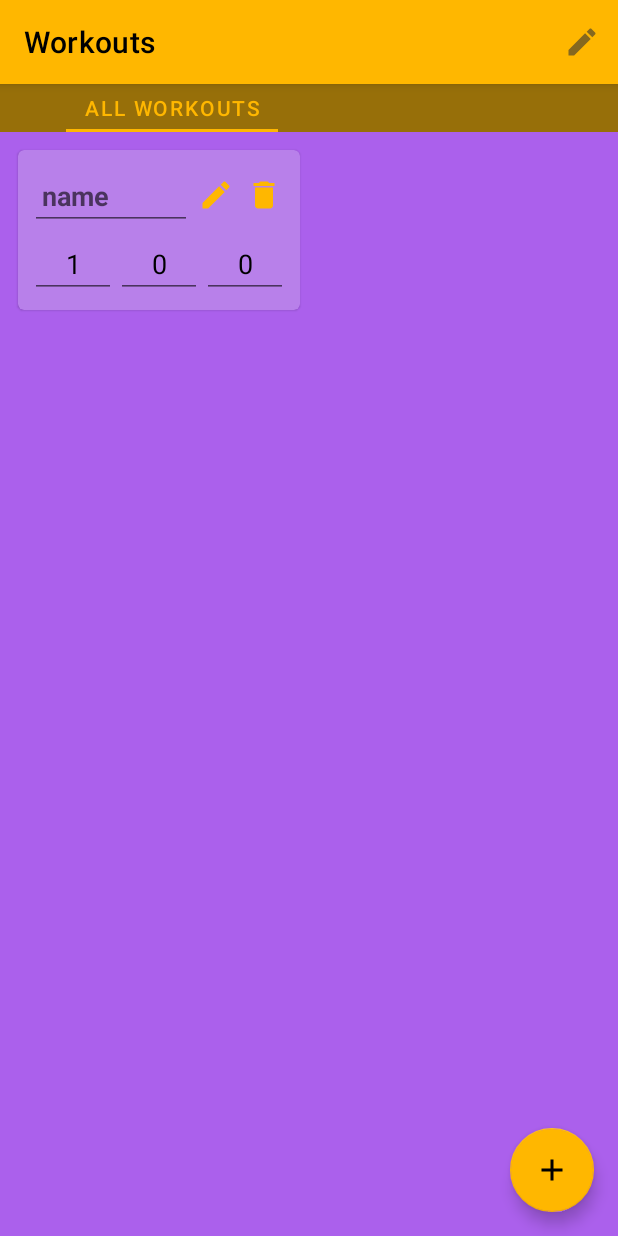
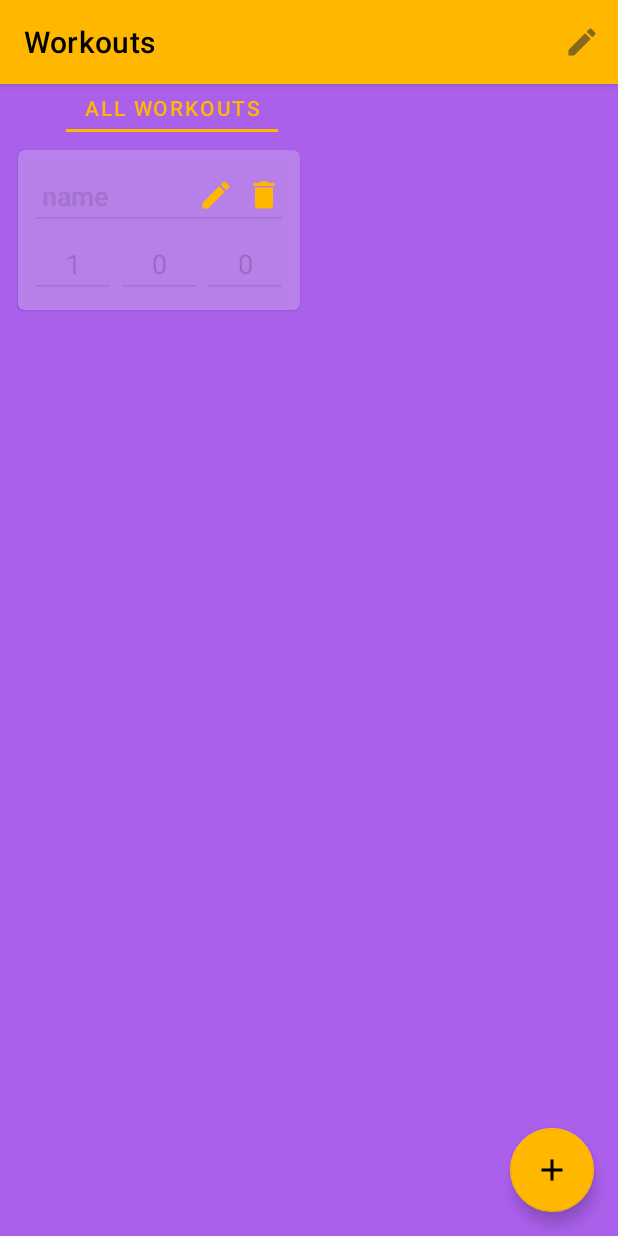
Before and after one commit to edcres/gym-routine, an Android app: the screen it shows after launch (MainActivity), after a tap on an icon or button, on a phone screen of 412 x 824 dp. Run offline under Robolectric (Android 15) with nearby library versions, the light colour scheme and no system bars; our stand-ins replace Room's generated code, data binding.

Commit message:
Improved displaying btns to edit.

```diff
--- a/app/src/main/java/com/aldreduser/gymroutine/ui/main/adapters/WorkoutListAdapter.kt
+++ b/app/src/main/java/com/aldreduser/gymroutine/ui/main/adapters/WorkoutListAdapter.kt
@@ -78,10 +78,12 @@ class WorkoutListAdapter(
                 binding.apply {
                     when (result) {
                         true -> {
+                            coverView.visibility = View.VISIBLE
                             editItemBtn.visibility = View.VISIBLE
                             removeItemBtn.visibility = View.VISIBLE
                         }
                         false -> {
+                            coverView.visibility = View.GONE
                             editItemBtn.visibility = View.GONE
                             removeItemBtn.visibility = View.GONE
                         }
--- a/app/src/main/java/com/aldreduser/gymroutine/ui/main/fragments/StartFragment.kt
+++ b/app/src/main/java/com/aldreduser/gymroutine/ui/main/fragments/StartFragment.kt
@@ -101,13 +101,9 @@ class StartFragment : Fragment() {
                 true -> {
                     binding!!.mainActivityTopAppbar
                         .setBackgroundColor(resources.getColor(R.color.colorHighlight))
-                    binding!!.mainTabLayout
-                        .setBackgroundColor(resources.getColor(R.color.colorSecondaryDark))
                 }
                 false -> {
                     binding!!.mainActivityTopAppbar
-                        .setBackgroundColor(resources.getColor(R.color.colorPrimary))
-                    binding!!.mainTabLayout
                         .setBackgroundColor(resources.getColor(R.color.colorPrimary))
                 }
             }
--- a/app/src/main/java/com/aldreduser/gymroutine/ui/main/fragments/WorkoutListFragment.kt
+++ b/app/src/main/java/com/aldreduser/gymroutine/ui/main/fragments/WorkoutListFragment.kt
@@ -42,7 +42,6 @@ class WorkoutListFragment : Fragment() {
             workoutListRecycler.layoutManager =
                 StaggeredGridLayoutManager(2, StaggeredGridLayoutManager.VERTICAL)
         }
-//        populateWorkoutsList()
         setObservers()
     }
 
--- a/app/src/main/res/layout/workout_item.xml
+++ b/app/src/main/res/layout/workout_item.xml
@@ -10,15 +10,16 @@
         app:cardBackgroundColor="@color/cardviewBackground"
         android:layout_margin="6dp">
 
-        <LinearLayout
-            android:layout_width="match_parent"
-            android:layout_height="wrap_content"
-            android:orientation="vertical"
-            android:padding="8dp">
+<!--        <LinearLayout-->
+<!--            android:layout_width="match_parent"-->
+<!--            android:layout_height="wrap_content"-->
+<!--            android:orientation="vertical"-->
+<!--            android:padding="8dp">-->
 
             <androidx.constraintlayout.widget.ConstraintLayout
                 android:layout_width="match_parent"
-                android:layout_height="wrap_content">
+                android:layout_height="wrap_content"
+                android:layout_margin="8dp">
 
                 <TextView
                     android:id="@+id/dummy_txt"
@@ -35,13 +36,14 @@
                     android:hint="@string/workout_name_hint"
                     android:inputType="textPersonName|textMultiLine"
                     android:paddingStart="8dp"
+                    android:paddingLeft="8dp"
                     android:textSize="18sp"
                     android:textStyle="bold"
-                    app:layout_constraintEnd_toStartOf="@+id/edit_item_btn"
+                    app:layout_constraintEnd_toEndOf="parent"
                     app:layout_constraintStart_toStartOf="parent"
                     app:layout_constraintTop_toTopOf="parent"
-                    android:paddingLeft="8dp"
                     tools:ignore="RtlSymmetry" />
+<!--                app:layout_constraintEnd_toStartOf="@+id/edit_item_btn"-->
 
 <!--                <com.google.android.material.textfield.TextInputLayout-->
 <!--                    android:id="@+id/specific_workout"-->
@@ -63,6 +65,26 @@
 <!--                        android:textSize="16sp"-->
 <!--                        android:textStyle="bold" />-->
 <!--                </com.google.android.material.textfield.TextInputLayout>-->
+
+                <androidx.recyclerview.widget.RecyclerView
+                    android:id="@+id/set_list_recycler"
+                    android:layout_width="match_parent"
+                    android:layout_height="wrap_content"
+                    app:layout_constraintEnd_toEndOf="parent"
+                    app:layout_constraintStart_toStartOf="parent"
+                    app:layout_constraintTop_toBottomOf="@+id/specific_workout_input"
+                    tools:listitem="@layout/set_linear_layout" />
+
+                <TextView
+                    android:id="@+id/cover_view"
+                    android:layout_width="match_parent"
+                    android:layout_height="0dp"
+                    android:background="@color/cardviewCover"
+                    android:visibility="visible"
+                    app:layout_constraintBottom_toBottomOf="parent"
+                    app:layout_constraintEnd_toEndOf="parent"
+                    app:layout_constraintStart_toStartOf="parent"
+                    app:layout_constraintTop_toTopOf="parent" />
 
                 <ImageButton
                     android:id="@+id/edit_item_btn"
@@ -86,89 +108,12 @@
 
             </androidx.constraintlayout.widget.ConstraintLayout>
 
-<!--            <LinearLayout-->
-<!--                android:id="@+id/group_et_container"-->
+<!--            <androidx.recyclerview.widget.RecyclerView-->
+<!--                android:id="@+id/set_list_recycler"-->
 <!--                android:layout_width="match_parent"-->
 <!--                android:layout_height="wrap_content"-->
-<!--                android:visibility="gone">-->
+<!--                tools:listitem="@layout/set_linear_layout"/>-->
 
-<!--                <EditText-->
-<!--                    android:id="@+id/new_group_et"-->
-<!--                    android:layout_width="200dp"-->
-<!--                    android:layout_height="wrap_content" />-->
-
-<!--                <ImageButton-->
-<!--                    android:id="@+id/new_group_done_btn"-->
-<!--                    android:layout_width="wrap_content"-->
-<!--                    android:layout_height="wrap_content"-->
-<!--                    android:src="@drawable/ic_done_24"-->
-<!--                    app:backgroundTint="#00FFFFFF"-->
-<!--                    android:layout_gravity="center" />-->
-<!--            </LinearLayout>-->
-
-<!--            <Spinner-->
-<!--                android:id="@+id/choose_group_btn"-->
-<!--                android:layout_width="match_parent"-->
-<!--                android:layout_height="wrap_content"-->
-<!--                android:layout_marginLeft="90dp"-->
-<!--                android:layout_marginTop="15dp"-->
-<!--                android:layout_marginRight="90dp"-->
-<!--                android:layout_gravity="center"-->
-<!--                android:gravity="center"-->
-<!--                android:visibility="gone"-->
-<!--                android:background="@color/colorAccent"/>-->
-
-<!--            <androidx.constraintlayout.widget.ConstraintLayout-->
-<!--                android:layout_width="match_parent"-->
-<!--                android:layout_height="wrap_content">-->
-
-<!--                <com.google.android.material.textview.MaterialTextView-->
-<!--                    android:id="@+id/sets_text"-->
-<!--                    android:layout_width="wrap_content"-->
-<!--                    android:layout_height="wrap_content"-->
-<!--                    android:layout_marginEnd="16dp"-->
-<!--                    android:layout_marginRight="16dp"-->
-<!--                    android:text="@string/sets_column_label"-->
-<!--                    android:textSize="12sp"-->
-<!--                    app:layout_constraintBottom_toBottomOf="parent"-->
-<!--                    app:layout_constraintEnd_toStartOf="@id/sets_reps"-->
-<!--                    app:layout_constraintStart_toStartOf="parent"-->
-<!--                    app:layout_constraintTop_toTopOf="parent" />-->
-
-<!--                <com.google.android.material.textview.MaterialTextView-->
-<!--                    android:id="@+id/sets_reps"-->
-<!--                    android:layout_width="wrap_content"-->
-<!--                    android:layout_height="wrap_content"-->
-<!--                    android:text="@string/reps_column_label"-->
-<!--                    android:textSize="12sp"-->
-<!--                    app:layout_constraintBottom_toBottomOf="parent"-->
-<!--                    app:layout_constraintEnd_toEndOf="parent"-->
-<!--                    app:layout_constraintStart_toStartOf="parent"-->
-<!--                    app:layout_constraintTop_toTopOf="parent" />-->
-
-<!--                <com.google.android.material.textview.MaterialTextView-->
-<!--                    android:id="@+id/sets_weight"-->
-<!--                    android:layout_width="wrap_content"-->
-<!--                    android:layout_height="wrap_content"-->
-<!--                    android:layout_marginStart="16dp"-->
-<!--                    android:layout_marginLeft="16dp"-->
-<!--                    android:text="@string/weight_column_label"-->
-<!--                    android:textSize="12sp"-->
-<!--                    app:layout_constraintBottom_toBottomOf="parent"-->
-<!--                    app:layout_constraintEnd_toEndOf="parent"-->
-<!--                    app:layout_constraintStart_toEndOf="@id/sets_reps"-->
-<!--                    app:layout_constraintTop_toTopOf="parent" />-->
-
-<!--            </androidx.constraintlayout.widget.ConstraintLayout>-->
-
-            <androidx.recyclerview.widget.RecyclerView
-                android:id="@+id/set_list_recycler"
-                android:layout_width="match_parent"
-                android:layout_height="wrap_content"
-                tools:listitem="@layout/set_linear_layout"/>
-
-        </LinearLayout>
-
+<!--        </LinearLayout>-->
     </com.google.android.material.card.MaterialCardView>
-
 </layout>
--- a/app/src/main/res/values/colors.xml
+++ b/app/src/main/res/values/colors.xml
@@ -9,6 +9,7 @@
 
     <color name="colorAccent">#FFDC00</color>
     <color name="cardviewBackground">#B880EA</color>
+    <color name="cardviewCover">#D2B880EA</color>
 
     <color name="colorHighlight">#FFB700</color>
     <color name="transparent">#00EDE3F1</color>
```
